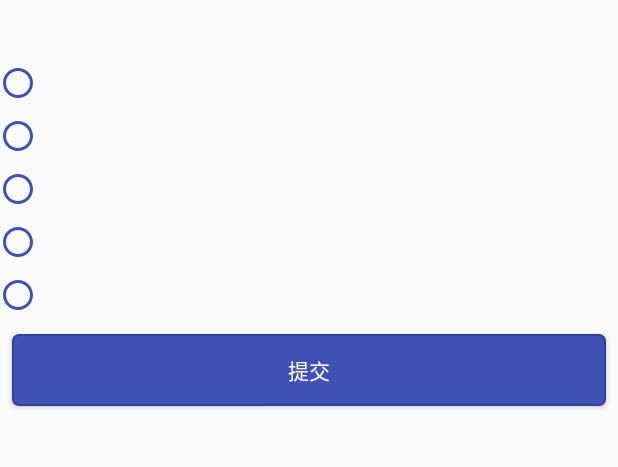
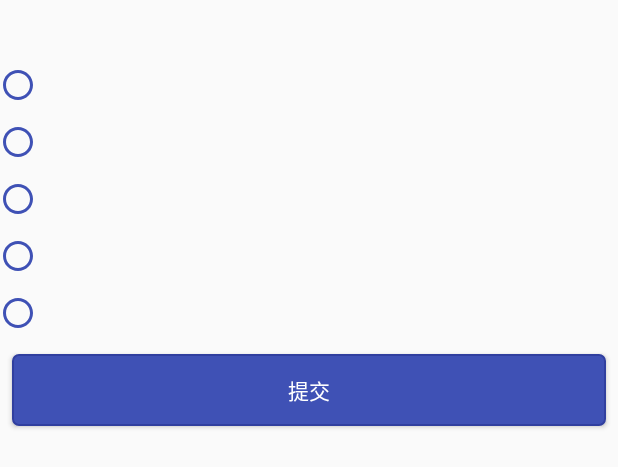
Before and after one commit to jerryzuo0214/Integrated_Examination_Of_Ten_Subjects_WMU, an Android app: the layout queitem.xml on its own in the app's theme, with its tools: preview values and no code run, on a phone screen of 412 x 824 dp. Shown: the top 467 px of the screen. Run offline under Robolectric (Android 15) with nearby library versions, the phone set to English and light mode, and no system bars.

Commit message:
优化提交按钮逻辑，单选多选暂不解决，剩下再收藏与错题中隐藏重置按钮，以及界面美化

```diff
--- a/app/src/main/res/layout/queitem.xml
+++ b/app/src/main/res/layout/queitem.xml
@@ -25,7 +25,8 @@
             android:layout_height="wrap_content"
             android:button="@drawable/cb"
             android:padding="8dp"
-            android:textColor="@color/colorPrimary" />
+            android:textColor="@color/colorPrimary"
+            android:textSize="16sp" />
 
         <CheckBox
             android:id="@+id/cb_choice2"
@@ -33,7 +34,8 @@
             android:layout_height="wrap_content"
             android:button="@drawable/cb"
             android:padding="8dp"
-            android:textColor="@color/colorPrimary" />
+            android:textColor="@color/colorPrimary"
+            android:textSize="16sp" />
 
         <CheckBox
             android:id="@+id/cb_choice3"
@@ -41,7 +43,8 @@
             android:layout_height="wrap_content"
             android:button="@drawable/cb"
             android:padding="8dp"
-            android:textColor="@color/colorPrimary" />
+            android:textColor="@color/colorPrimary"
+            android:textSize="16sp" />
 
         <CheckBox
             android:id="@+id/cb_choice4"
@@ -49,7 +52,8 @@
             android:layout_height="wrap_content"
             android:button="@drawable/cb"
             android:padding="8dp"
-            android:textColor="@color/colorPrimary" />
+            android:textColor="@color/colorPrimary"
+            android:textSize="16sp" />
 
         <CheckBox
             android:id="@+id/cb_choice5"
@@ -57,7 +61,8 @@
             android:layout_height="wrap_content"
             android:button="@drawable/cb"
             android:padding="8dp"
-            android:textColor="@color/colorPrimary" />
+            android:textColor="@color/colorPrimary"
+            android:textSize="16sp" />
 
         <Button
             android:id="@+id/bt_record4"
```
Also changed, not shown: app/src/main/java/com/lidan/xiao/danquestion/activity/QuestionActivity.java (+43 -16 lines).
